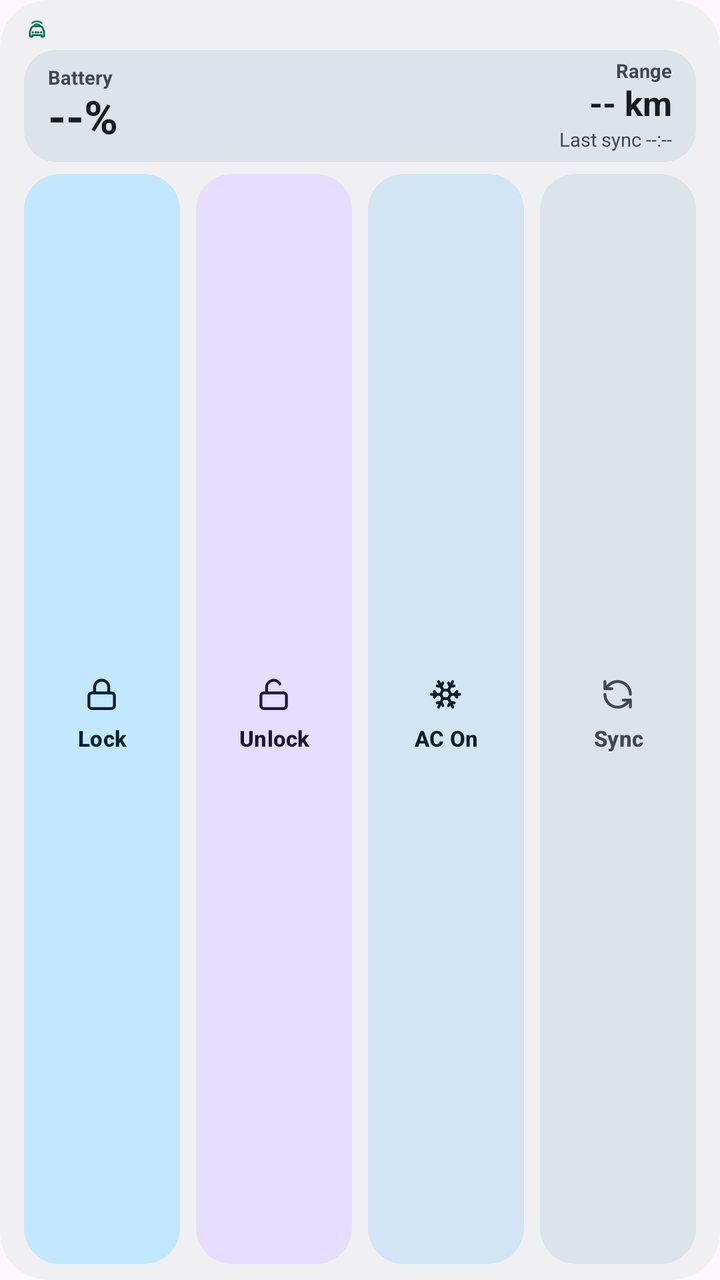
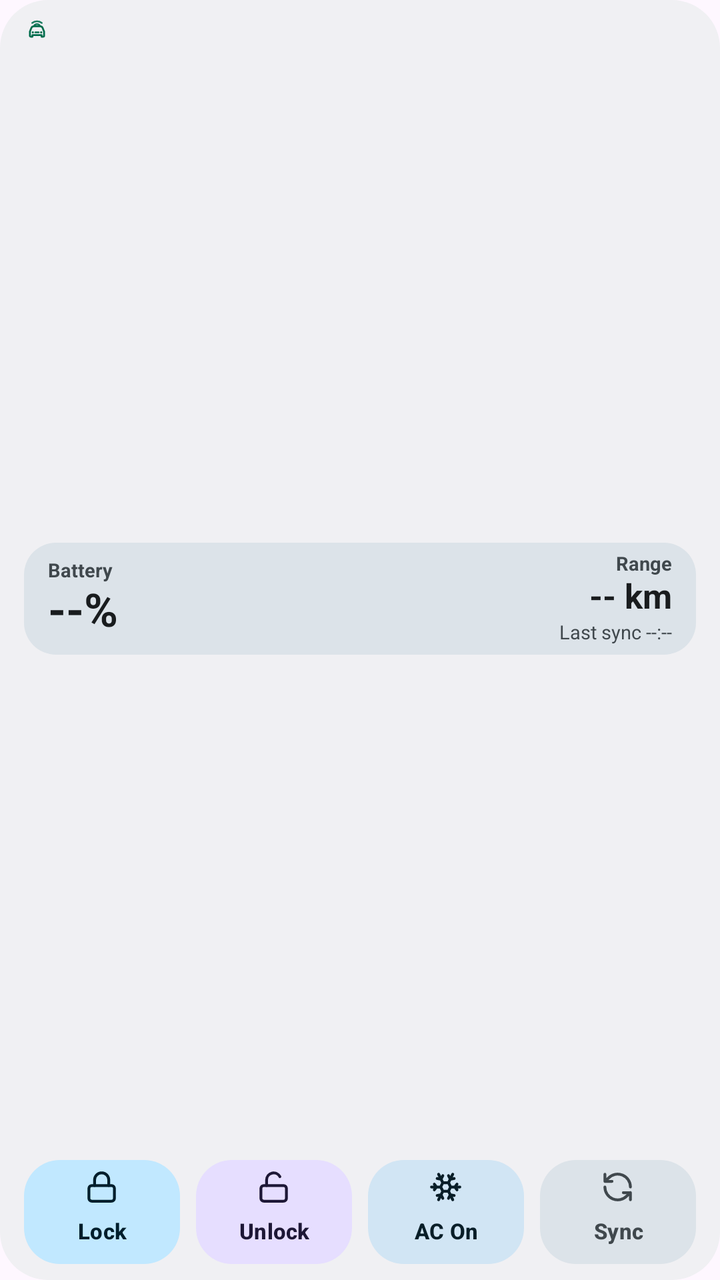

Compare the two renders of this Android layout. The source of the first and the diff that turns it into the second are given below.
<!-- AndroidManifest.xml: application theme Theme.BydWatch -->
<!-- res/layout/widget_vehicle_4x2_tank.xml -->
<?xml version="1.0" encoding="utf-8"?>
<LinearLayout xmlns:android="http://schemas.android.com/apk/res/android"
    android:id="@+id/widgetRoot"
    android:layout_width="match_parent"
    android:layout_height="match_parent"
    android:background="@drawable/bg_widget_card"
    android:orientation="vertical"
    android:paddingHorizontal="12dp"
    android:paddingVertical="8dp">

    <include layout="@layout/include_widget_4x2_header" />

    
    <FrameLayout
        android:id="@+id/layoutWidgetBatteryCard"
        android:layout_width="match_parent"
        android:layout_height="wrap_content"
        android:layout_marginBottom="6dp"
        android:background="@drawable/bg_widget_subcard">

        <ProgressBar
            android:id="@+id/pbWidgetSoc"
            style="?android:attr/progressBarStyleHorizontal"
            android:layout_width="match_parent"
            android:layout_height="match_parent"
            android:max="100"
            android:progress="0"
            android:progressDrawable="@drawable/progress_widget_soc_tank" />

        <LinearLayout
            android:layout_width="match_parent"
            android:layout_height="wrap_content"
            android:gravity="center_vertical"
            android:orientation="horizontal"
            android:paddingHorizontal="12dp"
            android:paddingVertical="5dp">

            <LinearLayout
                android:layout_width="0dp"
                android:layout_height="wrap_content"
                android:layout_weight="1"
                android:orientation="vertical">

                <TextView
                    android:id="@+id/tvWidgetBatteryLabel"
                    android:layout_width="wrap_content"
                    android:layout_height="wrap_content"
                    android:includeFontPadding="false"
                    android:text="@string/widget_label_battery"
                    android:textColor="@color/widget_on_surface_variant"
                    android:textSize="9.5sp"
                    android:textStyle="bold" />

                <TextView
                    android:id="@+id/tvWidgetSoc"
                    android:layout_width="wrap_content"
                    android:layout_height="wrap_content"
                    android:layout_marginTop="1dp"
                    android:includeFontPadding="false"
                    android:text="--%"
                    android:textColor="@color/widget_on_surface"
                    android:textSize="23sp"
                    android:textStyle="bold" />

                <TextView
                    android:id="@+id/tvWidgetBatteryMeta"
                    android:layout_width="wrap_content"
                    android:layout_height="wrap_content"
                    android:layout_marginTop="1dp"
                    android:ellipsize="end"
                    android:maxLines="1"
                    android:textColor="@color/widget_on_surface_variant"
                    android:textSize="9.5sp"
                    android:textStyle="bold"
                    android:visibility="gone" />
            </LinearLayout>

            <LinearLayout
                android:layout_width="wrap_content"
                android:layout_height="wrap_content"
                android:gravity="end"
                android:orientation="vertical">

                <TextView
                    android:id="@+id/tvWidgetRangeLabel"
                    android:layout_width="wrap_content"
                    android:layout_height="wrap_content"
                    android:includeFontPadding="false"
                    android:text="@string/label_range"
                    android:textColor="@color/widget_on_surface_variant"
                    android:textSize="9.5sp"
                    android:textStyle="bold" />

                <TextView
                    android:id="@+id/tvWidgetRange"
                    android:layout_width="wrap_content"
                    android:layout_height="wrap_content"
                    android:layout_marginTop="1dp"
                    android:ellipsize="end"
                    android:includeFontPadding="false"
                    android:maxLines="1"
                    android:text="-- km"
                    android:textColor="@color/widget_on_surface"
                    android:textSize="17sp"
                    android:textStyle="bold" />

                <TextView
                    android:id="@+id/tvWidgetLastSync"
                    android:layout_width="wrap_content"
                    android:layout_height="wrap_content"
                    android:layout_marginTop="1dp"
                    android:ellipsize="end"
                    android:maxLines="1"
                    android:text="Last sync --:--"
                    android:textColor="@color/widget_on_surface_variant"
                    android:textSize="9.5sp" />
            </LinearLayout>
        </LinearLayout>
    </FrameLayout>

    
    <FrameLayout
        android:id="@+id/layoutWidgetLocationBar"
        android:layout_width="0dp"
        android:layout_height="0dp"
        android:visibility="gone" />

    <include layout="@layout/include_widget_4x2_actions" />
</LinearLayout>
<!-- res/layout/include_widget_4x2_header.xml (included above) -->
<?xml version="1.0" encoding="utf-8"?>
<LinearLayout xmlns:android="http://schemas.android.com/apk/res/android"
    android:id="@+id/widgetHeader"
    android:layout_width="match_parent"
    android:layout_height="wrap_content"
    android:layout_marginBottom="4dp"
    android:gravity="center_vertical"
    android:orientation="horizontal">

    <LinearLayout
        android:layout_width="0dp"
        android:layout_height="wrap_content"
        android:layout_weight="1"
        android:gravity="center_vertical"
        android:orientation="horizontal">

        <ImageView
            android:id="@+id/ivWidgetBrandLogo"
            android:layout_width="13dp"
            android:layout_height="13dp"
            android:layout_marginEnd="5dp"
            android:contentDescription="@string/app_name"
            android:src="@drawable/ic_ev_watch_logo"
            android:tint="@color/accent_emerald" />

        <TextView
            android:id="@+id/tvWidgetCarModel"
            android:layout_width="0dp"
            android:layout_height="wrap_content"
            android:layout_weight="1"
            android:ellipsize="end"
            android:maxLines="1"
            android:textColor="@color/widget_on_surface"
            android:textSize="11sp"
            android:textStyle="bold"
            android:visibility="gone" />
    </LinearLayout>

    <TextView
        android:id="@+id/tvWidgetBanner"
        android:layout_width="wrap_content"
        android:layout_height="wrap_content"
        android:layout_marginStart="4dp"
        android:background="@drawable/bg_widget_chip"
        android:ellipsize="end"
        android:maxLines="1"
        android:paddingHorizontal="7dp"
        android:paddingVertical="2.5dp"
        android:text="Ready"
        android:textColor="@color/widget_on_surface_variant"
        android:textSize="10sp"
        android:textStyle="bold"
        android:visibility="gone" />

    <TextView
        android:id="@+id/tvWidgetLockStatus"
        android:layout_width="wrap_content"
        android:layout_height="wrap_content"
        android:layout_marginStart="4dp"
        android:background="@drawable/bg_widget_chip"
        android:maxLines="1"
        android:paddingHorizontal="7dp"
        android:paddingVertical="2.5dp"
        android:text="Locked"
        android:textColor="@color/widget_on_surface_variant"
        android:textSize="10sp"
        android:textStyle="bold"
        android:visibility="gone" />

    <TextView
        android:id="@+id/tvWidgetAcStatus"
        android:layout_width="wrap_content"
        android:layout_height="wrap_content"
        android:layout_marginStart="4dp"
        android:background="@drawable/bg_widget_chip"
        android:maxLines="1"
        android:paddingHorizontal="7dp"
        android:paddingVertical="2.5dp"
        android:text="AC Off"
        android:textColor="@color/widget_on_surface_variant"
        android:textSize="10sp"
        android:textStyle="bold"
        android:visibility="gone" />
</LinearLayout>
<!-- res/layout/include_widget_4x2_actions.xml (included above) -->
<?xml version="1.0" encoding="utf-8"?>
<LinearLayout xmlns:android="http://schemas.android.com/apk/res/android"
    android:layout_width="match_parent"
    android:layout_height="0dp"
    android:layout_weight="1"
    android:orientation="horizontal">

    <LinearLayout
        android:id="@+id/tileWidgetLock"
        android:layout_width="0dp"
        android:layout_height="match_parent"
        android:layout_marginEnd="4dp"
        android:layout_weight="1"
        android:background="@drawable/bg_widget_btn_primary"
        android:gravity="center"
        android:orientation="vertical"
        android:paddingHorizontal="4dp">

        <ImageView
            android:id="@+id/ivWidgetLock"
            android:layout_width="17dp"
            android:layout_height="17dp"
            android:layout_marginBottom="2dp"
            android:importantForAccessibility="no"
            android:src="@drawable/ic_slot_lock"
            android:tint="@color/widget_on_primary_container" />

        <Button
            android:id="@+id/btnWidgetLock"
            android:layout_width="match_parent"
            android:layout_height="wrap_content"
            android:background="@android:color/transparent"
            android:ellipsize="end"
            android:gravity="center"
            android:maxLines="1"
            android:minWidth="0dp"
            android:minHeight="0dp"
            android:padding="0dp"
            android:stateListAnimator="@null"
            android:text="Lock"
            android:textAllCaps="false"
            android:textColor="@color/widget_on_primary_container"
            android:textSize="11sp"
            android:textStyle="bold" />
    </LinearLayout>

    <LinearLayout
        android:id="@+id/tileWidgetUnlock"
        android:layout_width="0dp"
        android:layout_height="match_parent"
        android:layout_marginHorizontal="4dp"
        android:layout_weight="1"
        android:background="@drawable/bg_widget_btn_tertiary"
        android:gravity="center"
        android:orientation="vertical"
        android:paddingHorizontal="4dp">

        <ImageView
            android:id="@+id/ivWidgetUnlock"
            android:layout_width="17dp"
            android:layout_height="17dp"
            android:layout_marginBottom="2dp"
            android:importantForAccessibility="no"
            android:src="@drawable/ic_slot_unlock"
            android:tint="@color/widget_on_tertiary_container" />

        <Button
            android:id="@+id/btnWidgetUnlock"
            android:layout_width="match_parent"
            android:layout_height="wrap_content"
            android:background="@android:color/transparent"
            android:ellipsize="end"
            android:gravity="center"
            android:maxLines="1"
            android:minWidth="0dp"
            android:minHeight="0dp"
            android:padding="0dp"
            android:stateListAnimator="@null"
            android:text="Unlock"
            android:textAllCaps="false"
            android:textColor="@color/widget_on_tertiary_container"
            android:textSize="11sp"
            android:textStyle="bold" />
    </LinearLayout>

    <LinearLayout
        android:id="@+id/tileWidgetAc"
        android:layout_width="0dp"
        android:layout_height="match_parent"
        android:layout_marginHorizontal="4dp"
        android:layout_weight="1"
        android:background="@drawable/bg_widget_btn_secondary"
        android:gravity="center"
        android:orientation="vertical"
        android:paddingHorizontal="4dp">

        <ImageView
            android:id="@+id/ivWidgetAc"
            android:layout_width="17dp"
            android:layout_height="17dp"
            android:layout_marginBottom="2dp"
            android:importantForAccessibility="no"
            android:src="@drawable/ic_slot_ac"
            android:tint="@color/widget_on_secondary_container" />

        <Button
            android:id="@+id/btnWidgetAc"
            android:layout_width="match_parent"
            android:layout_height="wrap_content"
            android:background="@android:color/transparent"
            android:ellipsize="end"
            android:gravity="center"
            android:maxLines="1"
            android:minWidth="0dp"
            android:minHeight="0dp"
            android:padding="0dp"
            android:stateListAnimator="@null"
            android:text="AC On"
            android:textAllCaps="false"
            android:textColor="@color/widget_on_secondary_container"
            android:textSize="11sp"
            android:textStyle="bold" />
    </LinearLayout>

    <LinearLayout
        android:id="@+id/tileWidgetRefresh"
        android:layout_width="0dp"
        android:layout_height="match_parent"
        android:layout_marginStart="4dp"
        android:layout_weight="1"
        android:background="@drawable/bg_widget_btn_tonal"
        android:gravity="center"
        android:orientation="vertical"
        android:paddingHorizontal="4dp">

        <ImageView
            android:id="@+id/ivWidgetRefresh"
            android:layout_width="17dp"
            android:layout_height="17dp"
            android:layout_marginBottom="2dp"
            android:importantForAccessibility="no"
            android:src="@drawable/ic_slot_sync"
            android:tint="@color/widget_on_surface_variant" />

        <Button
            android:id="@+id/btnWidgetRefresh"
            android:layout_width="match_parent"
            android:layout_height="wrap_content"
            android:background="@android:color/transparent"
            android:ellipsize="end"
            android:gravity="center"
            android:maxLines="1"
            android:minWidth="0dp"
            android:minHeight="0dp"
            android:padding="0dp"
            android:stateListAnimator="@null"
            android:text="Sync"
            android:textAllCaps="false"
            android:textColor="@color/widget_on_surface_variant"
            android:textSize="11sp"
            android:textStyle="bold" />
    </LinearLayout>
</LinearLayout>
<!-- resources referenced by this layout -->
<resources>
  <color name="accent_emerald">#006C4C</color>
  <color name="widget_on_primary_container">#002114</color>
  <color name="widget_on_secondary_container">#001E30</color>
  <color name="widget_on_surface">#181D1A</color>
  <color name="widget_on_surface_variant">#414944</color>
  <color name="widget_on_tertiary_container">#2B1700</color>
  <!-- drawable bg_widget_btn_primary (drawable) -->
  <?xml version="1.0" encoding="utf-8"?>
  <shape xmlns:android="http://schemas.android.com/apk/res/android"
      android:shape="rectangle">
      <solid android:color="@color/widget_primary_container" />
      <corners android:radius="18dp" />
  </shape>
  <!-- drawable bg_widget_btn_secondary (drawable) -->
  <?xml version="1.0" encoding="utf-8"?>
  <shape xmlns:android="http://schemas.android.com/apk/res/android"
      android:shape="rectangle">
      <solid android:color="@color/widget_secondary_container" />
      <corners android:radius="18dp" />
  </shape>
  <!-- drawable bg_widget_btn_tertiary (drawable) -->
  <?xml version="1.0" encoding="utf-8"?>
  <shape xmlns:android="http://schemas.android.com/apk/res/android"
      android:shape="rectangle">
      <solid android:color="@color/widget_tertiary_container" />
      <corners android:radius="18dp" />
  </shape>
  <!-- drawable bg_widget_btn_tonal (drawable) -->
  <?xml version="1.0" encoding="utf-8"?>
  <shape xmlns:android="http://schemas.android.com/apk/res/android"
      android:shape="rectangle">
      <solid android:color="@color/widget_surface_variant" />
      <corners android:radius="18dp" />
  </shape>
  <!-- drawable bg_widget_card (drawable) -->
  <?xml version="1.0" encoding="utf-8"?>
  <shape xmlns:android="http://schemas.android.com/apk/res/android"
      android:shape="rectangle">
      <solid android:color="@color/widget_surface" />
      <corners android:radius="24dp" />
  </shape>
  <!-- drawable bg_widget_chip (drawable) -->
  <?xml version="1.0" encoding="utf-8"?>
  <shape xmlns:android="http://schemas.android.com/apk/res/android"
      android:shape="rectangle">
      <solid android:color="@color/widget_surface_variant" />
      <corners android:radius="999dp" />
  </shape>
  <!-- drawable bg_widget_subcard (drawable) -->
  <?xml version="1.0" encoding="utf-8"?>
  <shape xmlns:android="http://schemas.android.com/apk/res/android"
      android:shape="rectangle">
      <solid android:color="@color/widget_surface_variant" />
      <corners android:radius="16dp" />
  </shape>
  <!-- drawable ic_slot_sync (drawable) -->
  <?xml version="1.0" encoding="utf-8"?>
  <vector xmlns:android="http://schemas.android.com/apk/res/android"
      android:width="24dp"
      android:height="24dp"
      android:viewportWidth="24"
      android:viewportHeight="24">
      <path
          android:fillColor="@android:color/transparent"
          android:strokeColor="#FFFFFF"
          android:strokeLineCap="round"
          android:strokeLineJoin="round"
          android:strokeWidth="2"
          android:pathData="M21,12a9,9 0 0,0 -15.5,-6.3L3,8 M3,3v5h5 M3,12a9,9 0 0,0 15.5,6.3L21,16 M21,21v-5h-5" />
  </vector>
  <string name="app_name">BYD Open Remote</string>
  <string name="label_range">Range</string>
  <string name="widget_label_battery">Battery</string>
  <color name="widget_primary_container">#9FF2CE</color>
  <color name="widget_secondary_container">#CBE6FF</color>
  <color name="widget_tertiary_container">#FFE0B2</color>
  <color name="widget_surface_variant">#E3EBE6</color>
  <color name="widget_surface">#F3F7F4</color>
  <color name="bg_obsidian">#F6F8F7</color>
  <color name="accent_cyan">#00658E</color>
  <style name="Widget.BydWatch.TextInputLayout" parent="Widget.Material3.TextInputLayout.OutlinedBox">
          <item name="boxCornerRadiusTopStart">16dp</item>
          <item name="boxCornerRadiusTopEnd">16dp</item>
          <item name="boxCornerRadiusBottomStart">16dp</item>
          <item name="boxCornerRadiusBottomEnd">16dp</item>
          <item name="boxStrokeWidth">1dp</item>
          <item name="boxStrokeWidthFocused">2dp</item>
      </style>
  <!-- unchanged entries left out for length: 6 -->
</resources>

<!-- the commit's change to res/layout/widget_vehicle_4x2_tank.xml (unified diff, before → after) -->
@@ -12,6 +12,12 @@
 
     
     <FrameLayout
+        android:layout_width="match_parent"
+        android:layout_height="0dp"
+        android:layout_weight="1" />
+
+    
+    <FrameLayout
         android:id="@+id/layoutWidgetBatteryCard"
         android:layout_width="match_parent"
         android:layout_height="wrap_content"
@@ -124,6 +130,12 @@
         android:layout_width="0dp"
         android:layout_height="0dp"
         android:visibility="gone" />
+
+    
+    <FrameLayout
+        android:layout_width="match_parent"
+        android:layout_height="0dp"
+        android:layout_weight="1" />
 
     <include layout="@layout/include_widget_4x2_actions" />
 </LinearLayout>
@@ -216,8 +228,7 @@
 <?xml version="1.0" encoding="utf-8"?>
 <LinearLayout xmlns:android="http://schemas.android.com/apk/res/android"
     android:layout_width="match_parent"
-    android:layout_height="0dp"
-    android:layout_weight="1"
+    android:layout_height="52dp"
     android:orientation="horizontal">
 
     <LinearLayout
